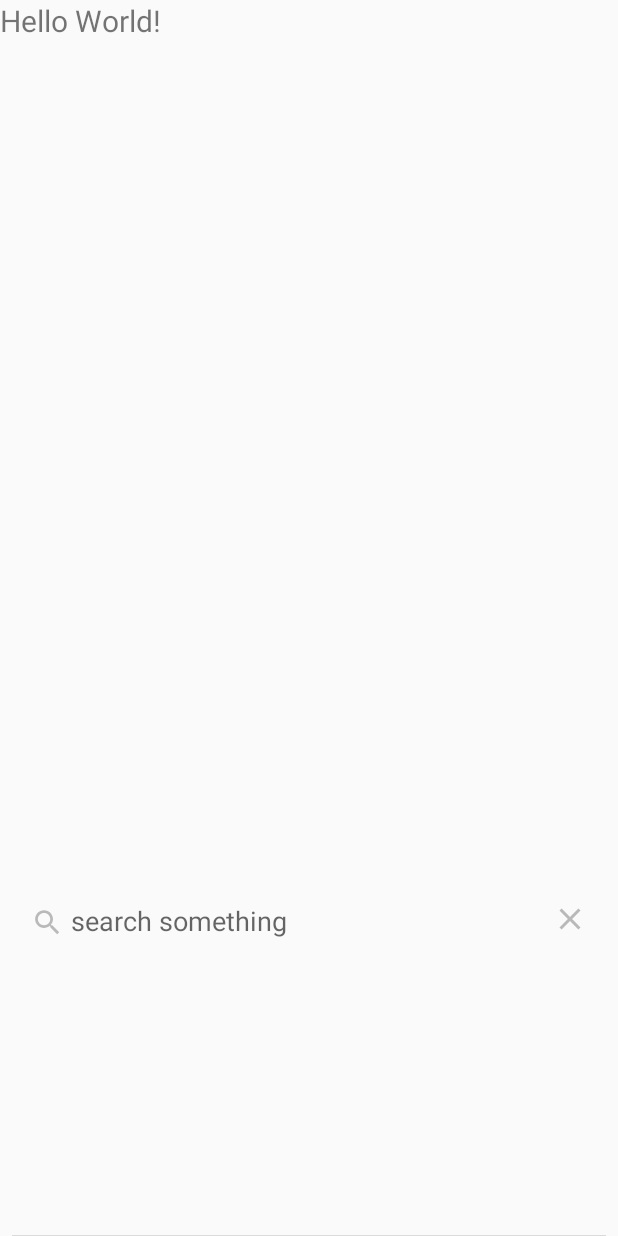
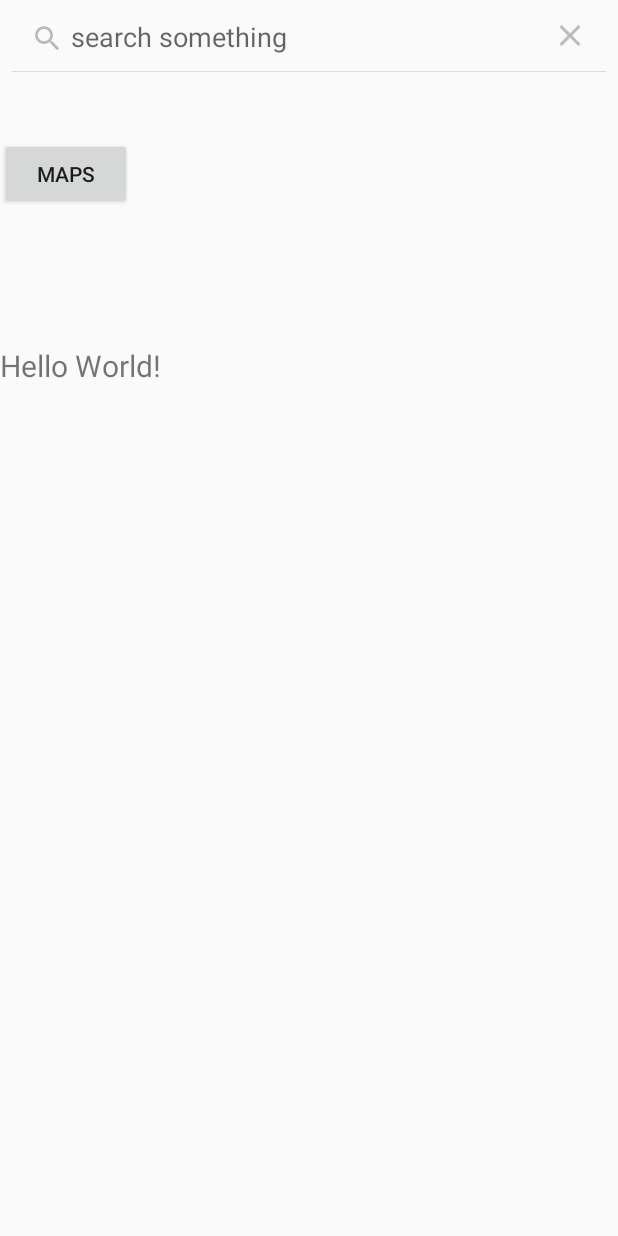
Before and after one commit to sanghoon5499/EatGPT, an Android app built with Jetpack Compose: the screen it shows after launch (MainActivity), after a tap on "Search", on a phone screen of 412 x 824 dp. Run offline under Robolectric (Android 15) with nearby library versions, the phone set to English and light mode, and no system bars.

Commit message:
Google maps integration

```diff
--- a/app/build.gradle
+++ b/app/build.gradle
@@ -1,6 +1,7 @@
 plugins {
     id 'com.android.application'
     id 'org.jetbrains.kotlin.android'
+    id 'com.google.android.libraries.mapsplatform.secrets-gradle-plugin'
 }
 
 android {
@@ -67,4 +68,7 @@ dependencies {
     implementation 'com.squareup.okhttp3:okhttp:4.9.1'
     implementation 'org.json:json:20210307' // or any other version of JSON library
     implementation 'org.jetbrains.kotlinx:kotlinx-coroutines-android:1.5.0'
+    implementation 'com.google.android.gms:play-services-maps:17.0.0'
+    implementation "androidx.navigation:navigation-fragment-ktx:2.4.0"
+    implementation "androidx.navigation:navigation-ui-ktx:2.4.0"
 }
--- a/app/src/main/java/com/project/restaurand_android/MainActivity.kt
+++ b/app/src/main/java/com/project/restaurand_android/MainActivity.kt
@@ -1,7 +1,9 @@
 package com.project.restaurand_android
 
+import android.content.Intent
 import android.os.Bundle
 import android.util.Log
+import android.widget.Button
 import android.widget.SearchView
 import android.widget.TextView
 import androidx.activity.ComponentActivity
@@ -10,6 +12,8 @@ import androidx.compose.runtime.Composable
 import androidx.compose.ui.Modifier
 import androidx.compose.ui.tooling.preview.Preview
 import androidx.lifecycle.lifecycleScope
+import androidx.navigation.findNavController
+import androidx.navigation.fragment.findNavController
 import com.project.restaurand_android.ui.theme.RestauRandAndroidTheme
 
 import okhttp3.MediaType.Companion.toMediaType
@@ -28,6 +32,7 @@ import kotlinx.coroutines.withContext
 class MainActivity : ComponentActivity() {
     lateinit var searchView: SearchView
     lateinit var textView: TextView
+    lateinit var mapsButton: Button
 
     // savedInstanceState is a Bundle type, which contains the saved state of the activity.
     // This is data saved from a previous instance of the activity (screen), such as when the
@@ -41,6 +46,7 @@ class MainActivity : ComponentActivity() {
         setContentView(R.layout.layout)
         searchView = findViewById(R.id.searchView)
         textView = findViewById(R.id.textView)
+        mapsButton = findViewById(R.id.button)
 
         searchView.setOnQueryTextListener(object : SearchView.OnQueryTextListener {
             override fun onQueryTextSubmit(query: String?): Boolean {
@@ -60,6 +66,12 @@ class MainActivity : ComponentActivity() {
                 return false
             }
         })
+
+        mapsButton.setOnClickListener{
+            Log.d("TEST: ", "bruh")
+            val intent = Intent(this@MainActivity, Maps::class.java);
+            startActivity(intent)
+        }
     }
 }
 
--- a/app/src/main/res/layout/layout.xml
+++ b/app/src/main/res/layout/layout.xml
@@ -7,19 +7,25 @@
     <TextView
         android:id="@+id/textView"
         android:layout_width="match_parent"
-        android:layout_height="402dp"
-        android:layout_alignParentEnd="true"
-        android:layout_marginEnd="0dp"
-        android:layout_weight="1"
+        android:layout_height="545dp"
+        android:layout_below="@id/button"
+        android:layout_marginTop="90dp"
         android:text="Hello World!"
         android:textSize="20sp" />
 
+    <Button
+        android:id="@+id/button"
+        android:layout_width="wrap_content"
+        android:layout_height="wrap_content"
+        android:layout_below="@id/searchView"
+        android:layout_marginTop="44dp"
+        android:text="Maps" />
+
     <SearchView
-        android:layout_below="@id/textView"
         android:id="@+id/searchView"
         android:layout_width="match_parent"
-        android:layout_height="match_parent"
-        android:layout_weight="1"
-        android:queryHint="search something"
-        />
+        android:layout_height="wrap_content"
+        android:queryHint="search something" />
+
+
 </RelativeLayout>
--- a/build.gradle
+++ b/build.gradle
@@ -3,4 +3,6 @@ plugins {
     id 'com.android.application' version '8.0.2' apply false
     id 'com.android.library' version '8.0.2' apply false
     id 'org.jetbrains.kotlin.android' version '1.7.20' apply false
+    id 'com.google.android.libraries.mapsplatform.secrets-gradle-plugin' version '2.0.1' apply false
+
 }
```
Also changed, not shown: app/src/main/AndroidManifest.xml (+10 -0 lines), app/src/main/java/com/project/restaurand_android/Maps.kt (added, +64 -0 lines), app/src/main/res/layout/maps.xml (added, +13 -0 lines).
